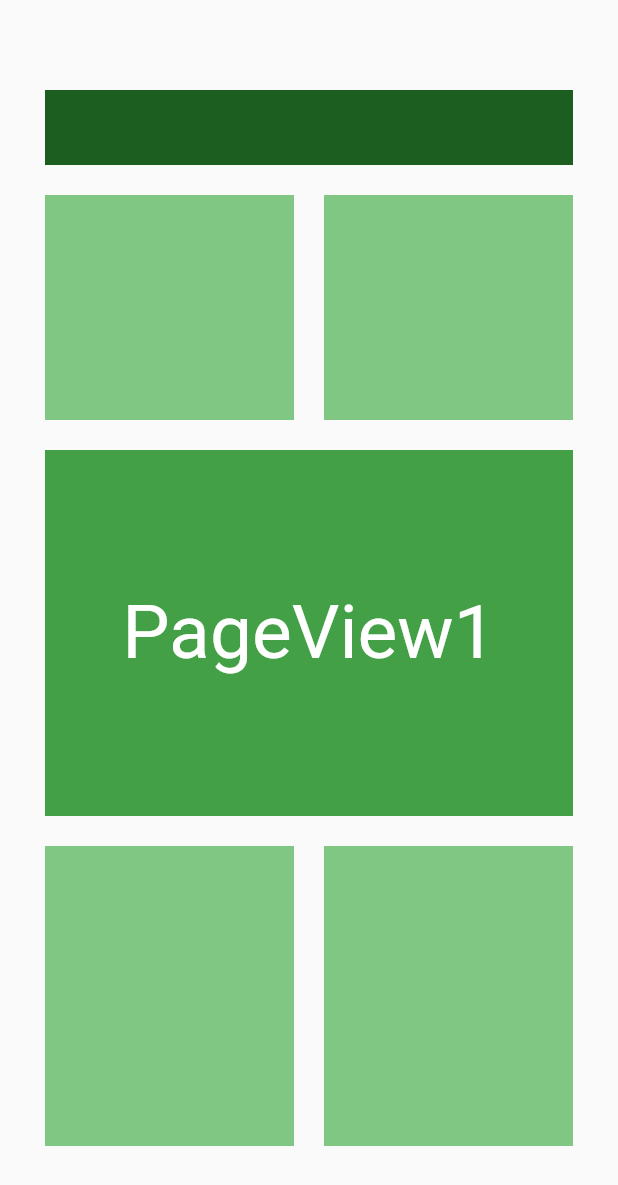
After one commit to AjiSetya/latihan_flutter_dasar, a Flutter app: the screen it shows after launch, after a tap on "Page View", on a phone screen of 412 x 824 dp. The commit adds this screen. Shown: the top 1185 px of the screen. Run offline on Flutter 3.47's test engine with Material 2 defaults, Android fonts, the phone set to English and light mode, and no system bars; our stand-ins replace gradient_widgets; network calls fail.

Commit message:
Add layout pageview

```diff
--- a/lib/main.dart
+++ b/lib/main.dart
@@ -1,4 +1,5 @@
 import 'package:flutter/material.dart';
+import 'package:latihan_layout/pageview.dart';
 import 'Login1.dart';
 import 'Login2.dart';
 import 'WaChatItem.dart';
@@ -105,6 +106,25 @@ class MyApp extends StatelessWidget {
               ],
             ),
           ),
+          Padding(
+            padding: const EdgeInsets.only(
+                left: 8.0, top: 4.0, right: 8.0, bottom: 4.0),
+            child: Column(
+              crossAxisAlignment: CrossAxisAlignment.stretch,
+              children: <Widget>[
+                GradientButton(
+                  increaseWidthBy: 10000.0,
+                  child: Text("Page View"),
+                  callback: () {
+                    Navigator.push(context,
+                        MaterialPageRoute(builder: (context) => PageView1()));
+                  },
+                  gradient: Gradients.hotLinear,
+                  shadowColor: Gradients.hotLinear.colors.last.withOpacity(0.3),
+                ),
+              ],
+            ),
+          ),
         ],
       ),
     );
--- /dev/null
+++ b/lib/pageview.dart
@@ -0,0 +1,160 @@
+import 'package:flutter/cupertino.dart';
+import 'package:flutter/material.dart';
+
+class PageView1 extends StatelessWidget {
+  @override
+  Widget build(BuildContext context) {
+    return MaterialApp(
+      debugShowCheckedModeBanner: false,
+      home: Scaffold(
+        body: Padding(
+          padding: const EdgeInsets.symmetric(vertical: 50, horizontal: 20),
+          child: PageViewDemo(),
+        ),
+      ),
+    );
+  }
+}
+
+class PageViewDemo extends StatefulWidget {
+  @override
+  _PageViewDemoState createState() => _PageViewDemoState();
+}
+
+class _PageViewDemoState extends State<PageViewDemo> {
+  PageController _controller = PageController(initialPage: 0);
+
+  @override
+  void dispose() {
+    _controller.dispose();
+    super.dispose();
+  }
+
+  @override
+  Widget build(BuildContext context) {
+    return PageView(
+      controller: _controller,
+      children: <Widget>[
+        MyPage1(),
+        MyPage2(),
+        MyPage3(),
+      ],
+    );
+  }
+}
+
+class MyPage1 extends StatelessWidget {
+  @override
+  Widget build(BuildContext context) {
+    return Column(
+      children: <Widget>[
+        Row(
+          children: <Widget>[
+            MyBox(darkGreen, height: 50),
+          ],
+        ),
+        Row(
+          children: <Widget>[
+            MyBox(lightGreen),
+            MyBox(lightGreen),
+          ],
+        ),
+        MyBox(mediumGreen, text: 'PageView1'),
+        Row(
+          children: <Widget>[
+            MyBox(lightGreen, height: 200),
+            MyBox(lightGreen, height: 200),
+          ],
+        )
+      ],
+    );
+  }
+}
+
+class MyPage2 extends StatelessWidget {
+  @override
+  Widget build(BuildContext context) {
+    return Column(
+      children: <Widget>[
+        Row(
+          children: <Widget>[
+            MyBox(darkBlue, height: 50),
+            MyBox(darkBlue, height: 50),
+          ],
+        ),
+        Row(
+          children: <Widget>[
+            MyBox(lightBlue),
+            MyBox(lightBlue),
+          ],
+        ),
+        MyBox(mediumBlue, text: 'PageView2'),
+        Row(
+          children: <Widget>[
+            MyBox(lightBlue),
+            MyBox(lightBlue),
+          ],
+        )
+      ],
+    );
+  }
+}
+
+class MyPage3 extends StatelessWidget {
+  @override
+  Widget build(BuildContext context) {
+    return Column(
+      children: <Widget>[
+        Row(
+          children: <Widget>[
+            MyBox(darkRed, height: 50),
+            MyBox(darkRed, height: 50),
+          ],
+        ),
+        MyBox(mediumRed, text: 'PageView3'),
+        Row(
+          children: <Widget>[
+            MyBox(lightRed),
+            MyBox(lightRed),
+            MyBox(lightRed),
+          ],
+        )
+      ],
+    );
+  }
+}
+
+const lightBlue = Color(0xff00bbff);
+const mediumBlue = Color(0xff00a2fc);
+const darkBlue = Color(0xff0075c9);
+
+final lightGreen = Colors.green.shade300;
+final mediumGreen = Colors.green.shade600;
+final darkGreen = Colors.green.shade900;
+
+final lightRed = Colors.red.shade300;
+final mediumRed = Colors.red.shade600;
+final darkRed = Colors.red.shade900;
+
+class MyBox extends StatelessWidget {
+  final Color color;
+  final double height;
+  final String text;
+
+  MyBox(this.color, {this.height, this.text});
+
+  @override
+  Widget build(BuildContext context) {
+    return Expanded(
+        child: Container(
+      margin: EdgeInsets.all(10),
+      color: color,
+      height: (height == null) ? 150 : height,
+      child: (text == null)
+          ? null
+          : Center(
+              child: Text(text,
+                  style: TextStyle(fontSize: 50, color: Colors.white))),
+    ));
+  }
+}
```
Also changed, not shown: pubspec.lock, 1 other file.
